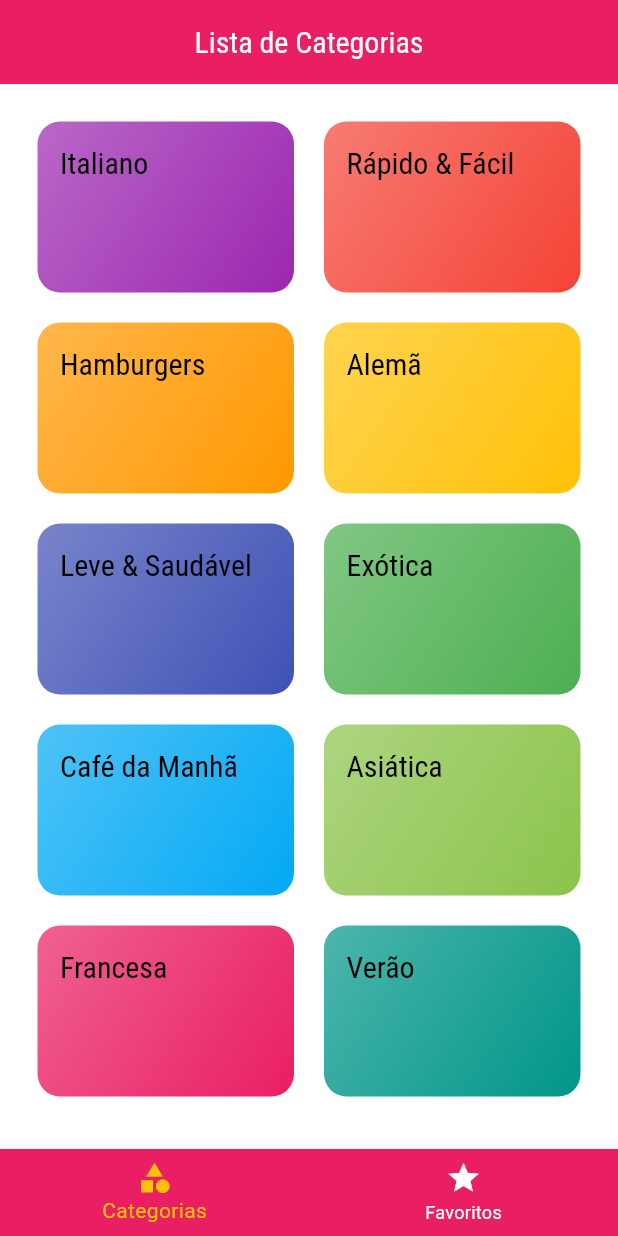
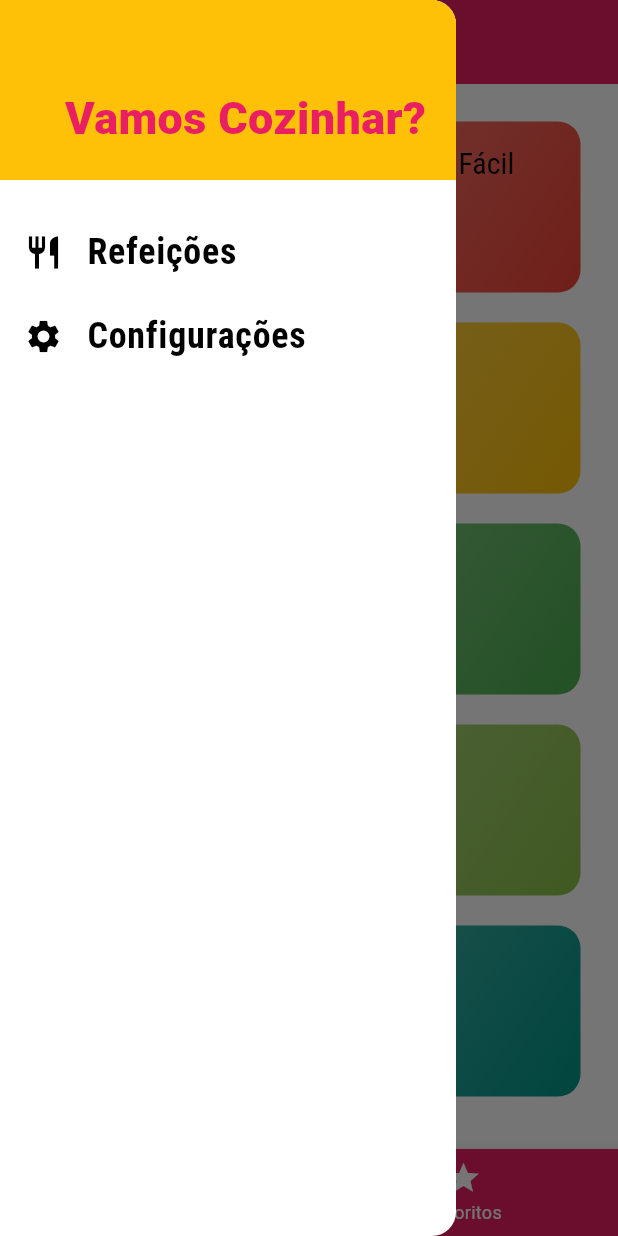
Before and after one commit to RafaellaBarbosa/meals, a Flutter app: the screen it shows after launch, with the side drawer open (before the commit the screen has no drawer), on a phone screen of 412 x 824 dp. Run offline on Flutter 3.47's test engine with Material 3 defaults, Android fonts, the phone set to English and light mode, and no system bars.

Commit message:
feat: adiciona o Drawer e Tela de confugurações

```diff
--- /dev/null
+++ b/lib/components/main_drawer.dart
@@ -0,0 +1,57 @@
+import 'package:flutter/material.dart';
+import 'package:meals/utils/app_routes.dart';
+
+class MainDrawer extends StatelessWidget {
+  const MainDrawer({super.key});
+
+  Widget _createItem(IconData icon, String label, Function() onTap) {
+    return ListTile(
+      leading: Icon(icon, size: 26),
+      title: Text(
+        label,
+        style: const TextStyle(
+          fontFamily: 'RobotoCondensed',
+          fontSize: 24,
+          fontWeight: FontWeight.bold,
+        ),
+      ),
+      onTap: onTap,
+    );
+  }
+
+  @override
+  Widget build(BuildContext context) {
+    return Drawer(
+      child: Column(
+        children: [
+          Container(
+            height: 120,
+            width: double.infinity,
+            padding: const EdgeInsets.all(20),
+            color: Theme.of(context).colorScheme.secondary,
+            alignment: Alignment.bottomRight,
+            child: Text(
+              'Vamos Cozinhar?',
+              style: TextStyle(
+                fontWeight: FontWeight.w900,
+                fontSize: 30,
+                color: Theme.of(context).colorScheme.primary,
+              ),
+            ),
+          ),
+          const SizedBox(height: 20),
+          _createItem(
+            Icons.restaurant,
+            'Refeições',
+            () => Navigator.of(context).pushReplacementNamed(AppRoutes.home),
+          ),
+          _createItem(
+            Icons.settings,
+            'Configurações',
+            () => Navigator.of(context).pushNamed(AppRoutes.settings),
+          ),
+        ],
+      ),
+    );
+  }
+}
--- a/lib/screens/tabs_screen.dart
+++ b/lib/screens/tabs_screen.dart
@@ -1,4 +1,5 @@
 import 'package:flutter/material.dart';
+import 'package:meals/components/main_drawer.dart';
 
 import 'categories_screen.dart';
 import 'favorite_screen.dart';
@@ -30,6 +31,7 @@ class _TabsScreenState extends State<TabsScreen> {
       appBar: AppBar(
         title: Text(_screens[_selectedScreenIndex]['title'] as String),
       ),
+      drawer: MainDrawer(),
       body: _screens[_selectedScreenIndex]['screen'] as Widget,
       bottomNavigationBar: BottomNavigationBar(
         onTap: _selectScreen,
--- a/lib/utils/app_routes.dart
+++ b/lib/utils/app_routes.dart
@@ -1,16 +1,19 @@
 import 'package:flutter/material.dart';
 import 'package:meals/screens/categories_meals_screen.dart';
 import 'package:meals/screens/meal_detail_screen.dart';
+import 'package:meals/screens/settings_screen.dart';
 import 'package:meals/screens/tabs_screen.dart';
 
 class AppRoutes {
   static const home = '/';
   static const categoriesMeals = '/categories-meals';
   static const mealDetail = '/metal-detail';
+  static const settings = '/settings';
 
   static Map<String, WidgetBuilder> routes = {
     AppRoutes.home: (ctx) => const TabsScreen(),
     AppRoutes.categoriesMeals: (_) => CategoriesMealsScreen(),
     AppRoutes.mealDetail: (_) => MealDetailScreen(),
+    AppRoutes.settings: (_) => const SettingsScreen(),
   };
 }
```
Also changed, not shown: lib/app.dart (+15 -0 lines), lib/screens/settings_screen.dart (added, +82 -0 lines).
